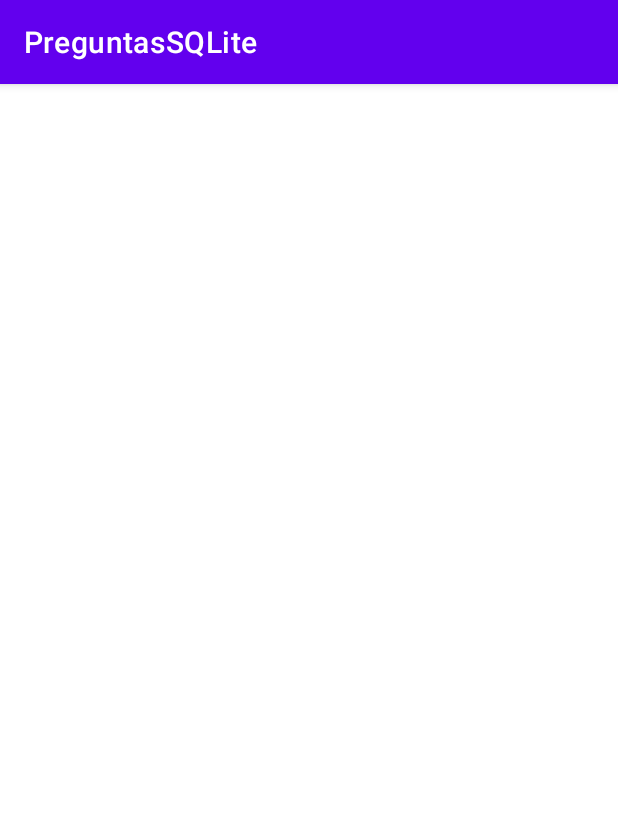
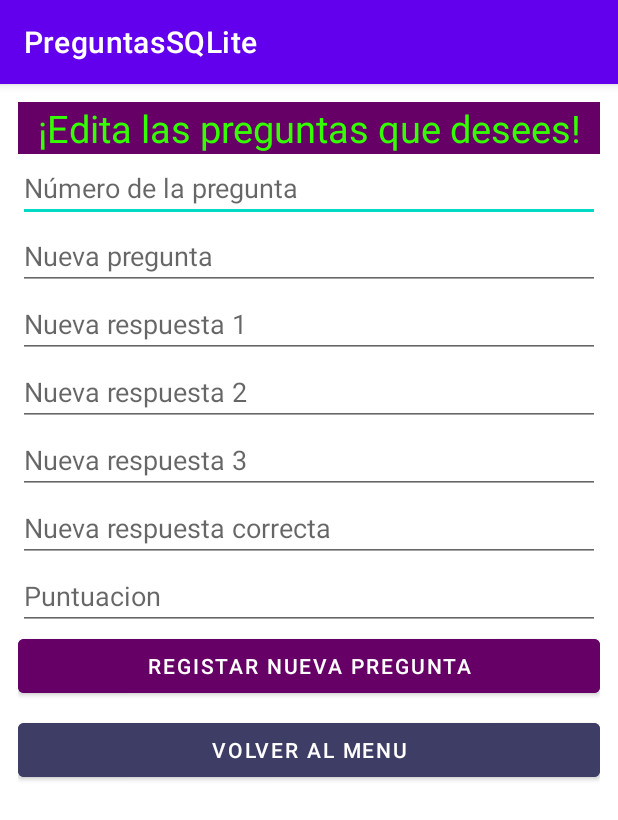
Before and after one commit to juandifs00/Practicas_Android_Studio, an Android app: the Actualizar screen opened directly, with no data from a screen before it, on a phone screen of 412 x 824 dp. Shown: the top 820 px of the screen. Run offline under Robolectric (Android 15) with nearby library versions, the light colour scheme and no system bars.

Commit message:
CRUD funcionando al 70%

```diff
--- a/AppPreguntasSQLite/app/src/main/java/com/example/apppreguntassqlite/Actualizar.java
+++ b/AppPreguntasSQLite/app/src/main/java/com/example/apppreguntassqlite/Actualizar.java
@@ -2,13 +2,111 @@ package com.example.apppreguntassqlite;
 
 import androidx.appcompat.app.AppCompatActivity;
 
+import android.content.ContentValues;
+import android.content.Intent;
+import android.database.Cursor;
+import android.database.sqlite.SQLiteDatabase;
 import android.os.Bundle;
+import android.view.View;
+import android.widget.ArrayAdapter;
+import android.widget.Button;
+import android.widget.EditText;
+import android.widget.ListView;
+import android.widget.Toast;
+
+import java.util.ArrayList;
 
 public class Actualizar extends AppCompatActivity {
+
+    EditText etNPregunta, etPegunta, etResp1, etResp2, etResp3, etOpCorrecta, etPuntuacion;
+    Button btnRegistar, btnVolver;
+    ListView lvPreguntas;
+
+    ArrayList<String> ListaPreguntas = new ArrayList<>();
 
     @Override
     protected void onCreate(Bundle savedInstanceState) {
         super.onCreate(savedInstanceState);
         setContentView(R.layout.activity_actualizar);
+        conexion();
+
+        ListaPreguntas = leerRegistros();
+        ArrayAdapter<String> adapter = new ArrayAdapter<String>(getApplicationContext(), android.R.layout.simple_expandable_list_item_1, ListaPreguntas);
+        lvPreguntas.setAdapter(adapter);
+
+        btnRegistar.setOnClickListener(new View.OnClickListener() {
+
+            String Pregunta, Resp1, Resp2, Resp3, Opcorr;
+            int Puntuacion, ID;
+
+            @Override
+            public void onClick(View view) {
+                ID = Integer.parseInt(etPuntuacion.getText().toString());
+                Pregunta = etPegunta.getText().toString();
+                Resp1 = etResp1.getText().toString();
+                Resp2 = etResp2.getText().toString();
+                Resp3 = etResp3.getText().toString();
+                Opcorr = etOpCorrecta.getText().toString();
+                Puntuacion = Integer.valueOf(etPuntuacion.getText().toString());
+
+                AgregarNueva(ID, Pregunta, Resp1, Resp2, Resp3, Opcorr, Puntuacion);
+
+                ListaPreguntas = leerRegistros();
+                ArrayAdapter<String> adapter = new ArrayAdapter<String>(getApplicationContext(), android.R.layout.simple_expandable_list_item_1, ListaPreguntas);
+                lvPreguntas.setAdapter(adapter);
+            }
+        });
+
+        btnVolver.setOnClickListener(new View.OnClickListener() {
+            @Override
+            public void onClick(View view) {
+                Intent regresar = new Intent(getApplicationContext(), MainActivity.class);
+                startActivity(regresar);
+            }
+        });
+    }
+
+    public void AgregarNueva(int ID, String Pregunta, String Resp1, String Resp2, String Resp3, String RespCor, int Puntuacion) {
+        DBHelper helper = new DBHelper(this, "Preguntas", null, 1);
+        SQLiteDatabase DB = helper.getWritableDatabase();
+        //String SQL = "update Preguntas set pregunta = '" + Pregunta + "' respuesta1 = '" + Resp1 + "' respuesta2 = '" + Resp2 + "' respuesta3 = '" + Resp3 + "' respuestacorrecta = '"+ RespCor + "' Puntaje = '" + Puntuacion + "' where Id = '" + ID + "'";
+        String SQL = "update Preguntas set pregunta = '" + Pregunta + "' where Id = '" + ID + "'";
+        DB.execSQL(SQL);
+        Toast.makeText(getApplicationContext(), "Pregunta actualizada correctamente", Toast.LENGTH_LONG).show();
+        DB.close();
+    }
+
+    private ArrayList<String> leerRegistros() {
+        ArrayList<String> preguntas = new ArrayList<>();
+
+        DBHelper helper= new DBHelper(this, "Preguntas", null, 1);
+        SQLiteDatabase db= helper.getWritableDatabase();
+        String SQL = "select * from Preguntas";
+
+        Cursor c = db.rawQuery(SQL, null);
+        if (c.moveToFirst()) {
+            do {
+                String registro = c.getInt(0) + " " +c.getString(1) + " " + c.getString(2) + " " + c.getString(3) + " " + c.getString(4) + " " + c.getString(5) + " " + c.getInt(6);
+                preguntas.add(registro);
+
+            }while (c.moveToNext());
+        }
+        db.close();
+        return preguntas;
+    }
+
+    private void conexion() {
+        etNPregunta = findViewById(R.id.etNPregunta);
+        etPegunta = findViewById(R.id.etPegunta);
+        etResp1 = findViewById(R.id.etResp1);
+        etResp2 = findViewById(R.id.etResp2);
+        etResp3 = findViewById(R.id.etResp3);
+        etOpCorrecta = findViewById(R.id.etOpCorrecta);
+        etPuntuacion = findViewById(R.id.etPuntuacion);
+
+        btnRegistar = findViewById(R.id.btnRegistar);
+        btnVolver = findViewById(R.id.btnVolver);
+
+        lvPreguntas = findViewById(R.id.lvPreguntas);
     }
 }
--- a/AppPreguntasSQLite/app/src/main/java/com/example/apppreguntassqlite/MostrarPreguntas.java
+++ b/AppPreguntasSQLite/app/src/main/java/com/example/apppreguntassqlite/MostrarPreguntas.java
@@ -29,7 +29,6 @@ public class MostrarPreguntas extends AppCompatActivity {
         ListaPreguntas = leerRegistros();
         ArrayAdapter<String> adapter = new ArrayAdapter<String>(getApplicationContext(), android.R.layout.simple_expandable_list_item_1, ListaPreguntas);
         lvPreguntasBD.setAdapter(adapter);
-
 
         btnRegresar.setOnClickListener(new View.OnClickListener() {
             @Override
--- a/AppPreguntasSQLite/app/src/main/res/layout/activity_actualizar.xml
+++ b/AppPreguntasSQLite/app/src/main/res/layout/activity_actualizar.xml
@@ -5,6 +5,118 @@
     android:layout_width="match_parent"
     android:layout_height="match_parent"
     tools:context=".Actualizar"
-    android:orientation="vertical">
+    android:orientation="vertical"
+    android:padding="12dp">
+
+    <LinearLayout
+        android:layout_width="match_parent"
+        android:layout_height="wrap_content">
+
+        <TextView
+            android:layout_width="match_parent"
+            android:layout_height="wrap_content"
+            android:text="¡Edita las preguntas que desees!"
+            android:gravity="center"
+            android:textAlignment="center"
+            android:textSize="25sp"
+            android:textColor="@color/especial"
+            android:background="@color/purple"
+            ></TextView>
+
+    </LinearLayout>
+
+    <LinearLayout
+        android:layout_width="match_parent"
+        android:layout_height="wrap_content"
+        android:orientation="vertical">
+
+        <EditText
+            android:layout_width="match_parent"
+            android:layout_height="wrap_content"
+            android:hint="Número de la pregunta"
+            android:id="@+id/etNPregunta"
+            android:inputType="number"
+            ></EditText>
+
+        <EditText
+            android:layout_width="match_parent"
+            android:layout_height="wrap_content"
+            android:hint="Nueva pregunta"
+            android:id="@+id/etPegunta"
+            ></EditText>
+
+        <EditText
+            android:layout_width="match_parent"
+            android:layout_height="wrap_content"
+            android:hint="Nueva respuesta 1"
+            android:id="@+id/etResp1"
+            ></EditText>
+
+        <EditText
+            android:layout_width="match_parent"
+            android:layout_height="wrap_content"
+            android:hint="Nueva respuesta 2"
+            android:id="@+id/etResp2"
+            ></EditText>
+
+        <EditText
+            android:layout_width="match_parent"
+            android:layout_height="wrap_content"
+            android:hint="Nueva respuesta 3"
+            android:id="@+id/etResp3"
+            ></EditText>
+
+        <EditText
+            android:layout_width="match_parent"
+            android:layout_height="wrap_content"
+            android:hint="Nueva respuesta correcta"
+            android:id="@+id/etOpCorrecta"
+            ></EditText>
+
+        <EditText
+            android:layout_width="match_parent"
+            android:layout_height="wrap_content"
+            android:hint="Puntuacion"
+            android:id="@+id/etPuntuacion"
+            android:inputType="number"
+            ></EditText>
+
+    </LinearLayout>
+
+    <LinearLayout
+        android:layout_width="match_parent"
+        android:layout_height="wrap_content"
+        android:orientation="vertical">
+
+        <Button
+            android:layout_width="match_parent"
+            android:layout_height="wrap_content"
+            android:text="Registar nueva pregunta"
+            android:id="@+id/btnRegistar"
+            android:backgroundTint="@color/purple"
+            ></Button>
+
+        <Button
+            android:layout_width="match_parent"
+            android:layout_height="wrap_content"
+            android:text="Volver al menu"
+            android:id="@+id/btnVolver"
+            android:backgroundTint="@color/regresar"
+            android:layout_marginTop="8dp"
+            ></Button>
+
+    </LinearLayout>
+
+    <LinearLayout
+        android:layout_width="match_parent"
+        android:layout_height="wrap_content">
+
+        <ListView
+            android:layout_width="match_parent"
+            android:layout_height="wrap_content"
+            android:id="@+id/lvPreguntas">
+        </ListView>
+
+    </LinearLayout>
 
 </LinearLayout>
```
Also changed, not shown: AppPreguntasSQLite/app/src/main/java/com/example/apppreguntassqlite/AñadirPreguntas.java (+10 -6 lines), AppPreguntasSQLite/app/src/main/java/com/example/apppreguntassqlite/CPreguntas.java (+44 -21 lines), AppPreguntasSQLite/app/src/main/java/com/example/apppreguntassqlite/CPuntaje.java (+22 -11 lines), AppPreguntasSQLite/app/src/main/java/com/example/apppreguntassqlite/Eliminar.java (+17 -3 lines), AppPreguntasSQLite/app/src/main/java/com/example/apppreguntassqlite/MainActivity.java (+14 -10 lines).
